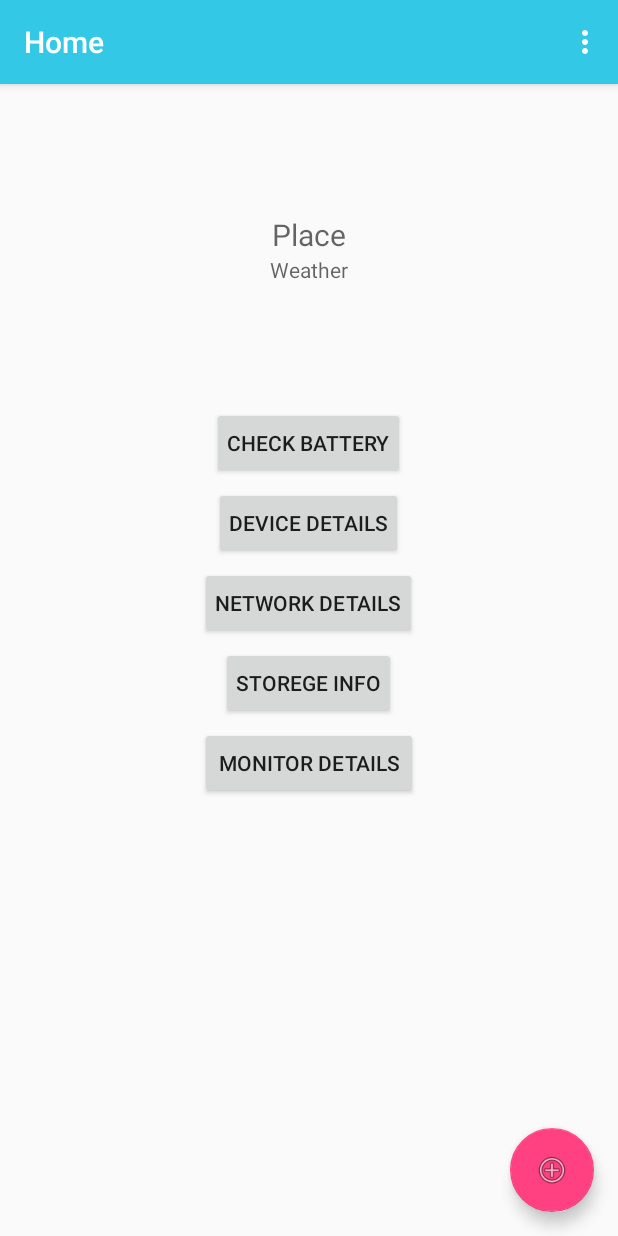
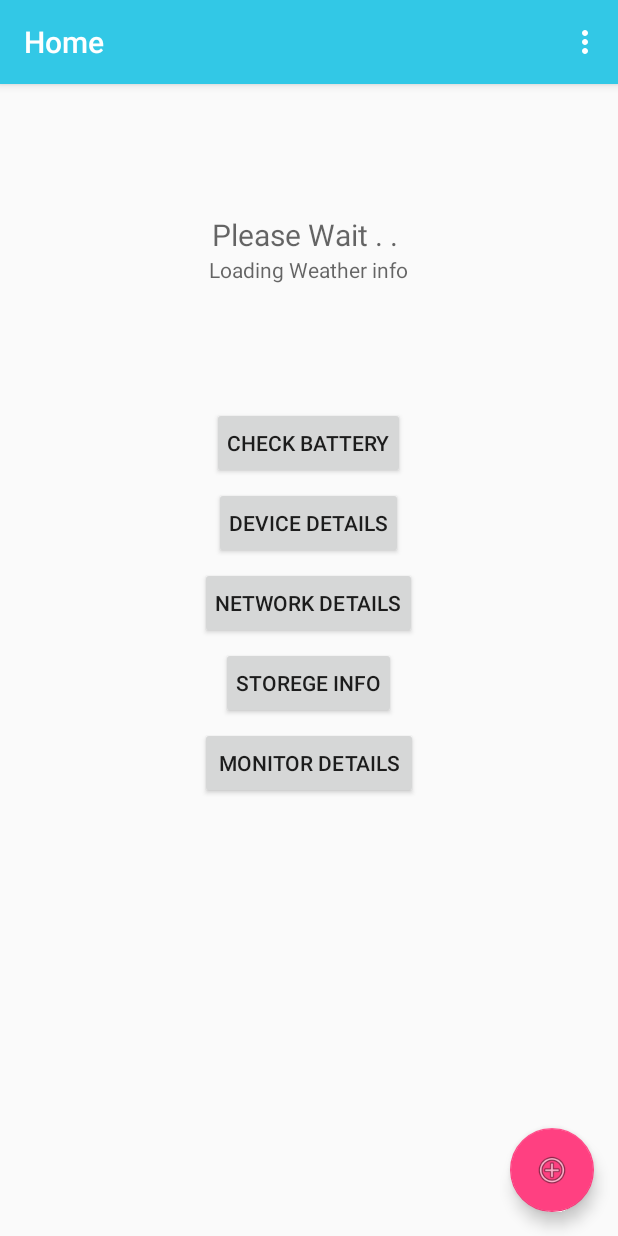
Before and after one commit to Rakeshgsekhar/AssigKMD, an Android app: the Home screen opened directly, with no data from a screen before it, on a phone screen of 412 x 824 dp. Run offline under Robolectric (Android 15) with nearby library versions, the light colour scheme and no system bars.

Commit message:
Update content_home.xml

```diff
--- a/AssigKMD/app/src/main/res/layout/content_home.xml
+++ b/AssigKMD/app/src/main/res/layout/content_home.xml
@@ -20,13 +20,13 @@
             android:layout_width="wrap_content"
             android:layout_height="wrap_content"
             android:id="@+id/weatherPlace"
-            android:hint="Place"
+            android:hint="Please Wait . . "
             android:textSize="20sp"/>
         <TextView
             android:layout_width="wrap_content"
             android:layout_height="wrap_content"
             android:id="@+id/weather"
-            android:hint="Weather"/>
+            android:hint="Loading Weather info"/>
     </LinearLayout>
 
     <Button
```
